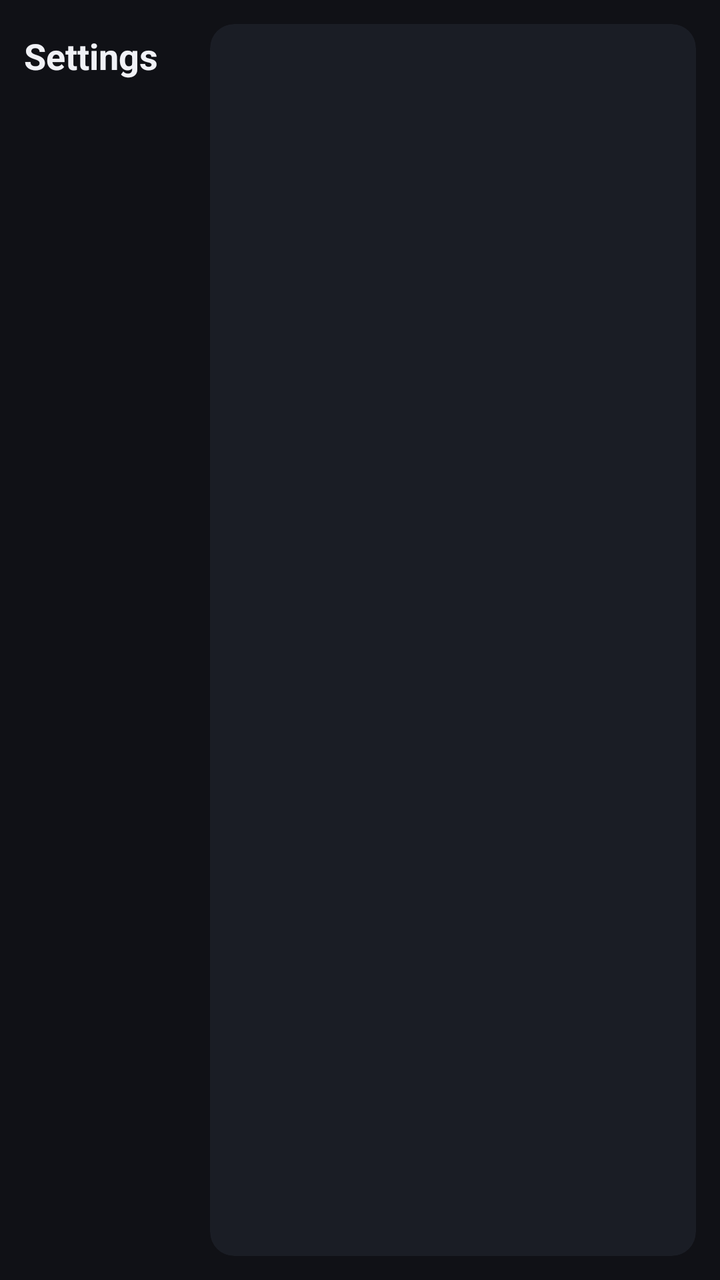
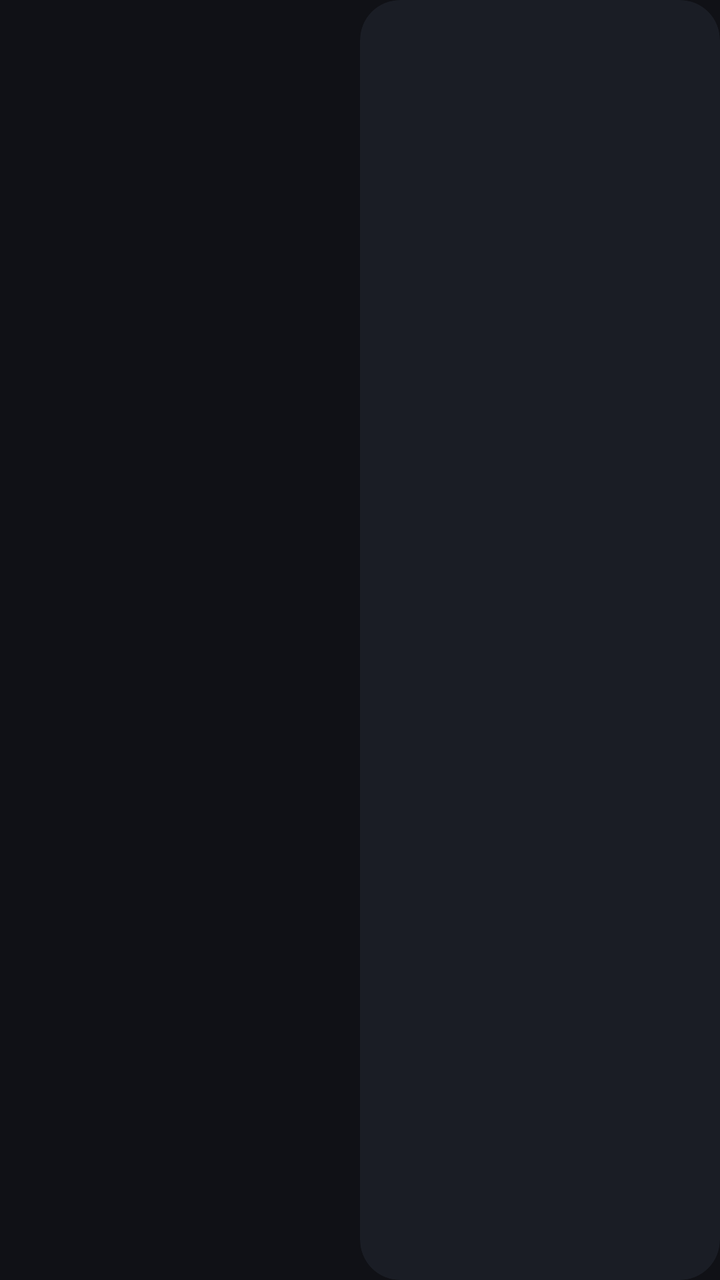

The first picture is an Android layout as it rendered before a commit; the second is the same layout after the commit. The layout source and the unified diff follow.
<!-- AndroidManifest.xml: application theme AppTheme -->
<!-- res/layout/fragment_settings.xml -->
<?xml version="1.0" encoding="utf-8"?>
<LinearLayout xmlns:android="http://schemas.android.com/apk/res/android"
    android:layout_width="match_parent"
    android:layout_height="match_parent"
    android:background="@color/background_app"
    android:orientation="horizontal"
    android:padding="12dp">

    <LinearLayout
        android:layout_width="0dp"
        android:layout_height="match_parent"
        android:layout_weight="1"
        android:orientation="vertical">

        <TextView
            android:layout_width="match_parent"
            android:layout_height="32dp"
            android:gravity="center_vertical"
            android:text="@string/nav_settings"
            android:textColor="@color/primary_text"
            android:textSize="18sp"
            android:fontFamily="sans-serif-medium"
            android:textStyle="bold" />

        <ScrollView
            android:layout_width="match_parent"
            android:layout_height="match_parent">

            <LinearLayout
                android:id="@+id/settings_categories"
                android:layout_width="match_parent"
                android:layout_height="wrap_content"
                android:orientation="vertical" />
        </ScrollView>
    </LinearLayout>

    <androidx.fragment.app.FragmentContainerView
        android:id="@+id/settings_panel"
        android:layout_width="0dp"
        android:layout_height="match_parent"
        android:layout_marginStart="12dp"
        android:layout_weight="3"
        android:background="@drawable/panel_background"
        android:clipToOutline="true" />
</LinearLayout>
<!-- resources referenced by this layout -->
<resources>
  <color name="background_app">#101116</color>
  <color name="primary_text">#F0F1F6</color>
  <!-- drawable panel_background (drawable) -->
  <?xml version="1.0" encoding="utf-8"?>
  <shape xmlns:android="http://schemas.android.com/apk/res/android"
      android:shape="rectangle">
      <solid android:color="@color/surface_raised" />
      <corners android:radius="12dp" />
  </shape>
  <string name="nav_settings">Settings</string>
  <style name="AppTheme" parent="@style/Theme.AppCompat.NoActionBar">
          <item name="windowNoTitle">true</item>
          <item name="windowActionBar">false</item>
          <item name="android:windowContentOverlay">@null</item>
          <item name="android:statusBarColor">@color/background_status_bar</item>
          <item name="android:navigationBarColor">@color/background_app</item>
          <item name="colorPrimary">@color/background_status_bar</item>
          <item name="colorPrimaryDark">@color/background_status_bar</item>
          <item name="colorAccent">@color/accent</item>
          <item name="colorControlActivated">@color/accent</item>
          <item name="colorControlNormal">@color/secondary_text</item>
          <item name="colorBackgroundFloating">@color/surface_raised</item>
          <item name="android:windowBackground">@color/background_app</item>
          <item name="android:textColorPrimary">@color/primary_text</item>
          <item name="android:textColorSecondary">@color/secondary_text</item>
          <item name="preferenceTheme">@style/PreferenceThemeOverlay.v14.Material</item>
  
          <item name="android:textSize">13sp</item>
          <item name="android:fontFamily">sans-serif</item>
          <item name="fontFamily">sans-serif</item>
  
      </style>
  <color name="surface_raised">#1A1D25</color>
  <color name="background_status_bar">#15171E</color>
  <color name="accent">#8798FF</color>
  <color name="secondary_text">#969CAB</color>
</resources>

<!-- the commit's change to res/layout/fragment_settings.xml (unified diff, before → after) -->
@@ -3,28 +3,18 @@
     android:layout_width="match_parent"
     android:layout_height="match_parent"
     android:background="@color/background_app"
-    android:orientation="horizontal"
-    android:padding="12dp">
+    android:orientation="horizontal">
 
+    
     <LinearLayout
-        android:layout_width="0dp"
+        android:layout_width="168dp"
         android:layout_height="match_parent"
-        android:layout_weight="1"
         android:orientation="vertical">
-
-        <TextView
-            android:layout_width="match_parent"
-            android:layout_height="32dp"
-            android:gravity="center_vertical"
-            android:text="@string/nav_settings"
-            android:textColor="@color/primary_text"
-            android:textSize="18sp"
-            android:fontFamily="sans-serif-medium"
-            android:textStyle="bold" />
 
         <ScrollView
             android:layout_width="match_parent"
-            android:layout_height="match_parent">
+            android:layout_height="0dp"
+            android:layout_weight="1">
 
             <LinearLayout
                 android:id="@+id/settings_categories"
@@ -32,6 +22,14 @@
                 android:layout_height="wrap_content"
                 android:orientation="vertical" />
         </ScrollView>
+
+        <TextView
+            android:id="@+id/settings_version"
+            android:layout_width="match_parent"
+            android:layout_height="wrap_content"
+            android:padding="10dp"
+            android:textColor="@color/secondary_text"
+            android:textSize="11sp" />
     </LinearLayout>
 
     <androidx.fragment.app.FragmentContainerView
@@ -39,7 +37,7 @@
         android:layout_width="0dp"
         android:layout_height="match_parent"
         android:layout_marginStart="12dp"
-        android:layout_weight="3"
+        android:layout_weight="1"
         android:background="@drawable/panel_background"
         android:clipToOutline="true" />
 </LinearLayout>
<!-- resource entries referenced after the edit -->
@@ -7,9 +7,8 @@
   <shape xmlns:android="http://schemas.android.com/apk/res/android"
       android:shape="rectangle">
       <solid android:color="@color/surface_raised" />
-      <corners android:radius="12dp" />
+      <corners android:radius="20dp" />
   </shape>
-  <string name="nav_settings">Settings</string>
   <style name="AppTheme" parent="@style/Theme.AppCompat.NoActionBar">
           <item name="windowNoTitle">true</item>
           <item name="windowActionBar">false</item>
